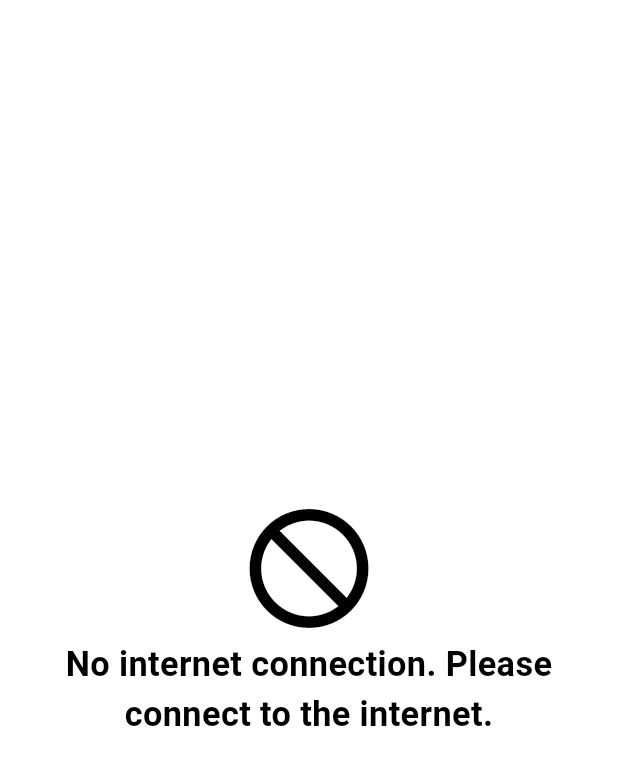
After one commit to taknikhemant/adpixel-signage-mobile-app, a Flutter app: the NoIniternetScreen screen opened directly, on a phone screen of 412 x 824 dp. The commit adds this screen. Shown: the top 765 px of the screen. Run offline on Flutter 3.47's test engine with Material 3 defaults, Android fonts, the phone set to English and light mode, and no system bars; our stand-ins replace carousel_slider, firebase_analytics, firebase_core, firebase_crashlytics, flutter_screenutil, flutter_svg and 6 more; accounts and stored records are empty.

Commit message:
add check internet connection and show no internet screen

```diff
--- a/lib/screen/base/controller/base_controller.dart
+++ b/lib/screen/base/controller/base_controller.dart
@@ -5,6 +5,10 @@ import 'package:shared_preferences/shared_preferences.dart';
 
 class BaseController extends GetxController {
   // final drawerSelectedIndex = 0.obs;
+  // internetConnection
+  final internetConectionStatus = RxnBool();
+
+  onInitFunctionCall() async {}
 
   Future<bool?> checkUserLogin() async {
     SharedPreferences prefs = await SharedPreferences.getInstance();
--- /dev/null
+++ b/lib/screen/base/screens/no_initernet_screen.dart
@@ -0,0 +1,34 @@
+import 'package:flutter/material.dart';
+import 'package:flutter_screenutil/flutter_screenutil.dart';
+
+class NoIniternetScreen extends StatelessWidget {
+  const NoIniternetScreen({super.key});
+
+  @override
+  Widget build(BuildContext context) {
+    return Scaffold(
+      body: Padding(
+        padding: EdgeInsets.symmetric(horizontal: 30.sp),
+        child: Column(
+          mainAxisAlignment: MainAxisAlignment.center,
+          crossAxisAlignment: CrossAxisAlignment.center,
+          children: [
+            Icon(
+              Icons.not_interested_outlined,
+              color: Colors.black,
+              size: 250.r,
+            ),
+            Text(
+              "No internet connection. Please connect to the internet.",
+              textAlign: TextAlign.center,
+              style: TextStyle(
+                  color: Colors.black,
+                  fontWeight: FontWeight.bold,
+                  fontSize: 60.sp),
+            )
+          ],
+        ),
+      ),
+    );
+  }
+}
--- a/pubspec.yaml
+++ b/pubspec.yaml
@@ -41,6 +41,7 @@ dependencies:
   firebase_core: ^3.9.0
   firebase_analytics: ^11.3.6
   firebase_crashlytics: ^4.2.0
+  internet_connection_checker_plus: ^2.7.0
 
   # The following adds the Cupertino Icons font to your application.
   # Use with the CupertinoIcons class for iOS style icons.
```
Also changed, not shown: lib/screen/base/base_screen.dart (+5 -2 lines), lib/screen/base/screens/check_internet_connection_screen.dart (added, +60 -0 lines), pubspec.lock.
